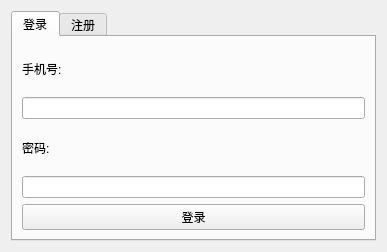
The window that views/LoginView.ui (LittleChiu/ExpressManager) describes before a commit, drawn with Qt 5.
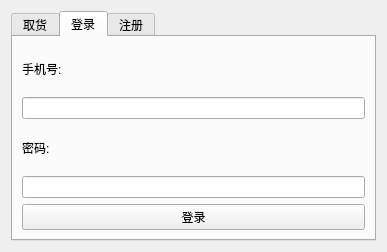
The same window after the commit. The open tabs and pages were chosen to show the change.

```diff
--- a/views/LoginView.ui
+++ b/views/LoginView.ui
@@ -19,6 +19,11 @@
      <property name="currentIndex">
       <number>0</number>
      </property>
+     <widget class="QWidget" name="tabPickup">
+      <attribute name="title">
+       <string>取货</string>
+      </attribute>
+     </widget>
      <widget class="QWidget" name="tabLogin">
       <attribute name="title">
        <string>登录</string>
```
